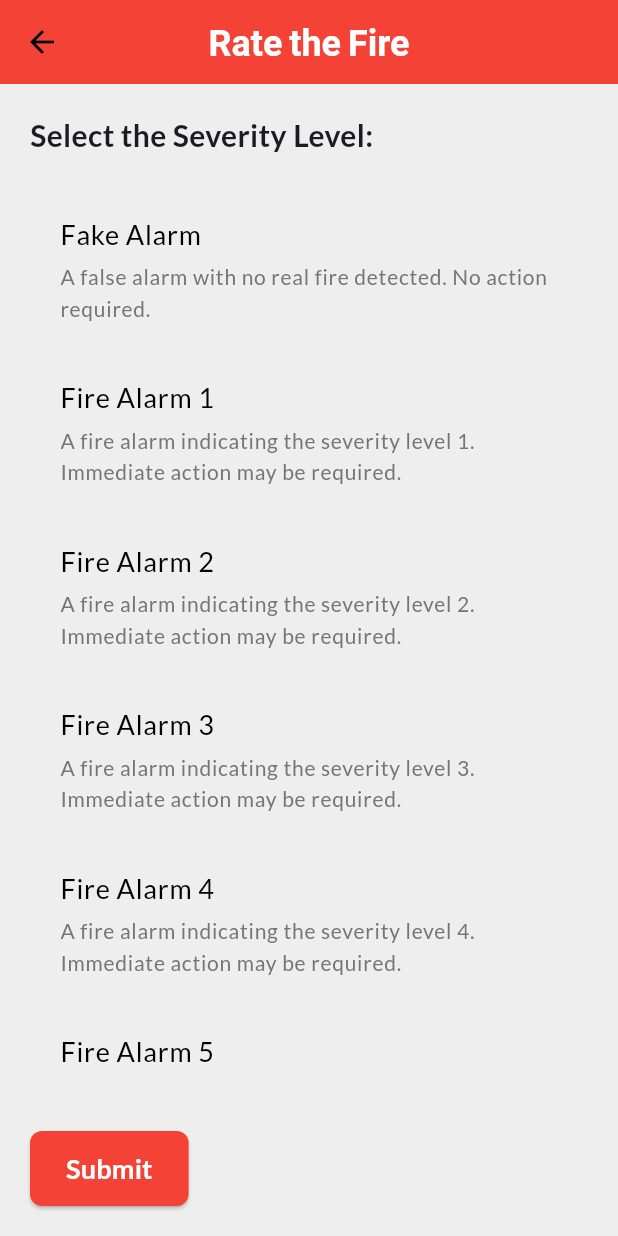
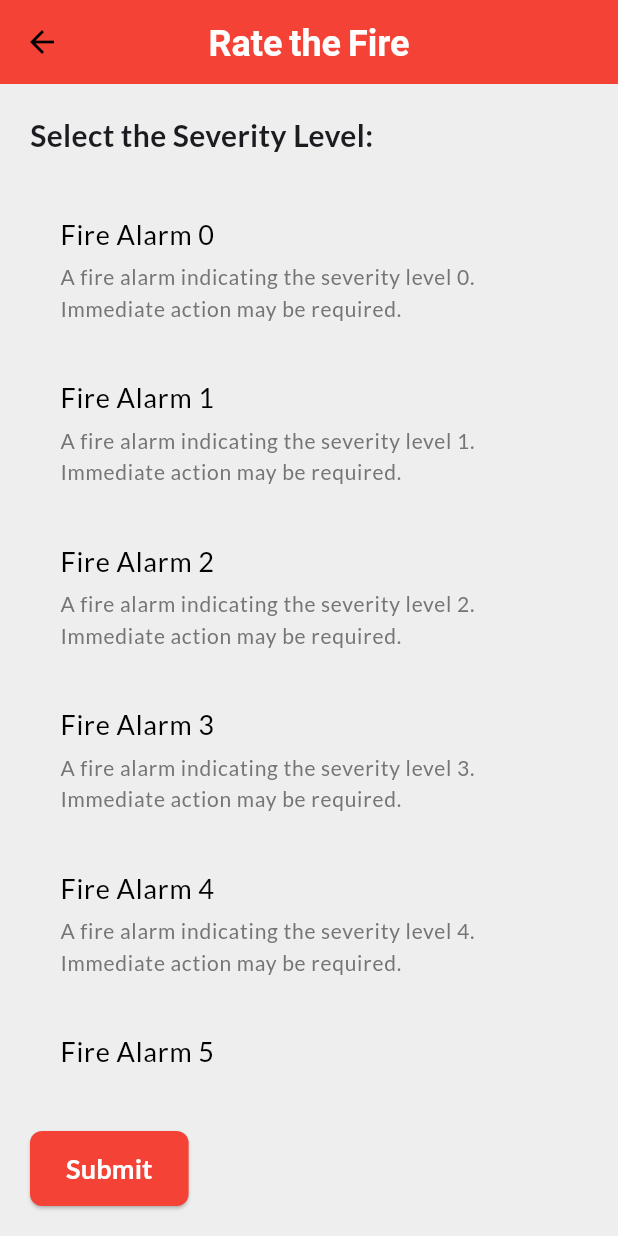
Before and after one commit to Final-Capstone-Project-SP2024/FACS---Mobile, a Flutter app: the ActionPage screen opened directly with empty values, on a phone screen of 412 x 824 dp. Run offline on Flutter 3.47's test engine with Material 3 defaults, Android fonts, the phone set to English and light mode, and no system bars; our stand-ins replace firebase_core, firebase_database, firebase_messaging, flutter_local_notifications, flutter_onboarding_slider, google_fonts and 4 more; accounts and stored records are empty.

Commit message:
fix add alarm (duplicate)

```diff
--- a/lib/pages/NavigationBar/SubPage/action/action_page.dart
+++ b/lib/pages/NavigationBar/SubPage/action/action_page.dart
@@ -49,17 +49,18 @@ class _ActionPageState extends State<ActionPage> {
             SizedBox(height: 20),
             Expanded(
               child: ListView(
-                children: List.generate(6, (index) {
-                  if (index == 0) {
-                    return _buildRatingTile(
-                        'Fake Alarm',
-                        'A false alarm with no real fire detected. No action required.',
-                        index);
-                  } else {
+                children: List.generate(7, (index) {
+                  if (index >= 0 && index < 6) {
                     return _buildRatingTile(
                         'Fire Alarm $index',
                         'A fire alarm indicating the severity level $index. Immediate action may be required.',
                         index);
+                  }
+                  else{
+                    return _buildRatingTile(
+                        'Fake Alarm',
+                        'A false alarm with no real fire detected. No action required.',
+                        7);
                   }
                 }),
               ),
--- a/lib/pages/NavigationBar/SubPage/record_detail_page.dart
+++ b/lib/pages/NavigationBar/SubPage/record_detail_page.dart
@@ -1,4 +1,5 @@
 import 'package:facs_mobile/pages/NavigationBar/SubPage/add_evidence.page.dart';
+import 'package:facs_mobile/services/user_services.dart';
 import 'package:flutter/material.dart';
 import 'package:facs_mobile/services/record_service.dart';
 import 'package:image_picker/image_picker.dart';
@@ -547,11 +548,11 @@ class _RecordDetailPageState extends State<RecordDetail> {
                               ),
                             ),
                             child: Text(
-                              recordDetailResponse['status'] == 'InVote'
+                              recordDetailResponse['status'] == 'InVote' && UserServices.userRole == 'Manager'
                                   ? 'Action Alarm'
                                   : recordDetailResponse['status'] == 'InAlarm'
                                       ? 'Rate Fire'
-                                      : 'Default Text',
+                                      : '',
                               style: TextStyle(
                                 fontSize: 16,
                                 fontWeight: FontWeight.bold,
--- a/lib/pages/NavigationBar/add_alarm_page.dart
+++ b/lib/pages/NavigationBar/add_alarm_page.dart
@@ -82,14 +82,10 @@ class _AddAlarmPageState extends State<AddAlarmPage> {
         image = capturedMedia[0];
         video = capturedMedia[1];
       });
-      if (image != null && video != null) {
-        _sendAlert(image, video, _selectedCamera!, _fireRating);
-      }
     } else {
       print('User canceled camera');
     }
   }
-
 
   Future<void> _sendAlert(File? imageFile, File? videoFile, String cameraId, int fireDetection) async {
     try {
--- a/lib/services/record_service.dart
+++ b/lib/services/record_service.dart
@@ -157,7 +157,7 @@ class RecordService {
         'POST',
         Uri.parse('$apiUrl/Record/$recordId/addEvidence'),
       );
-      request.headers['Authorization'] = 'Bearer $UserServices.accessToken';
+      request.headers['Authorization'] = 'Bearer ${UserServices.accessToken}';
       request.files.add(
         http.MultipartFile.fromBytes(
           'evidenAdding',
--- a/lib/services/user_services.dart
+++ b/lib/services/user_services.dart
@@ -8,6 +8,7 @@ class UserServices {
   static String refreshToken = '';
   static String fcmToken = '';
   static String userId = '';
+  static String userRole = '';
 
   static Future<Map<String, dynamic>?> signIn(
       String securityCode, String password) async {
@@ -29,6 +30,7 @@ class UserServices {
         refreshToken = responseData['data']['refreshToken'];
         SendFCMToken();
         userId = responseData['data']['id'];
+        userRole = responseData['data']['role']['roleName'];
         return responseData['data'];
       } else {
         print('Error: ${response.statusCode}');
```
Also changed, not shown: lib/pages/NavigationBar/dashboard_page.dart (+6 -2 lines).
